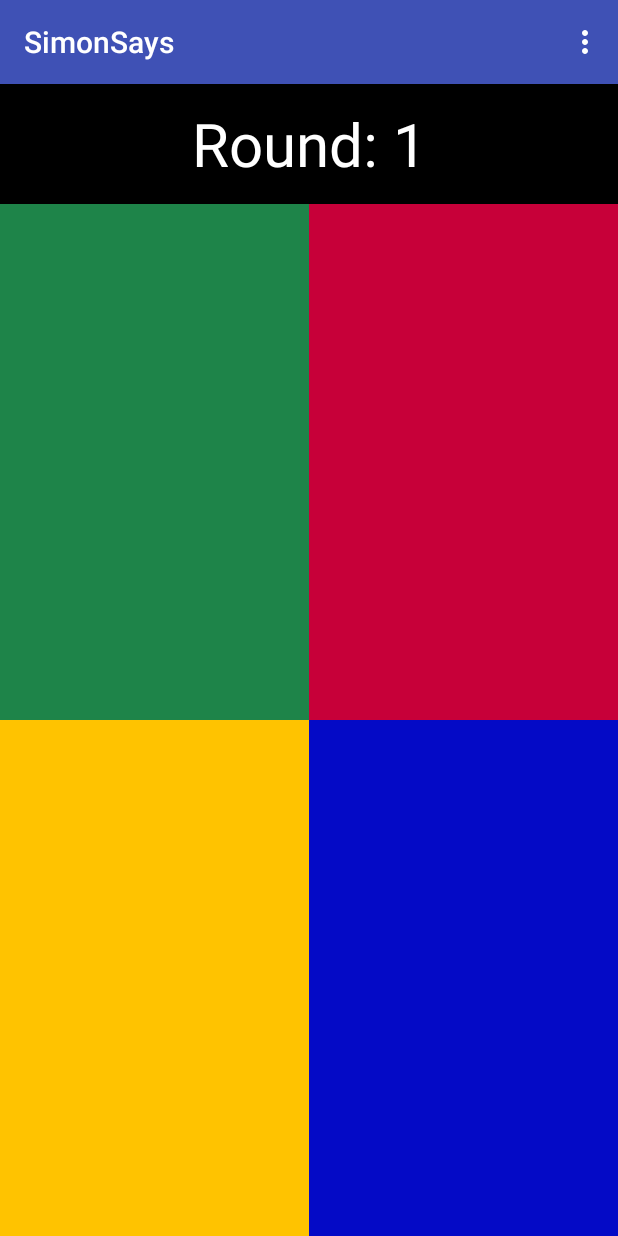
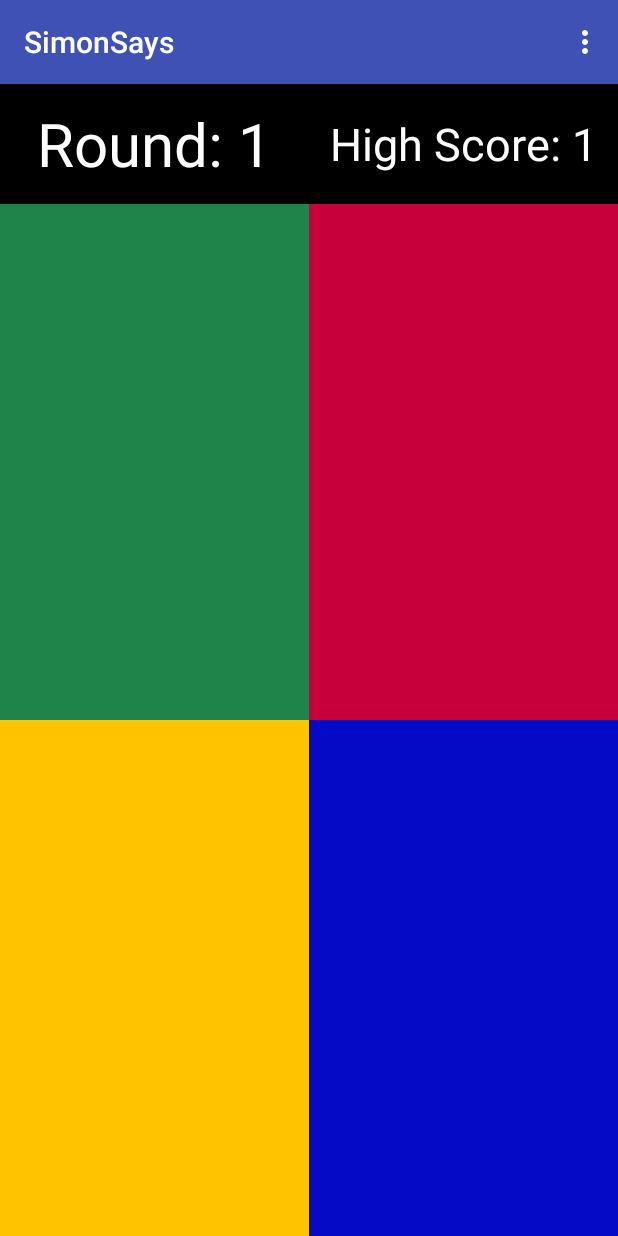
Before and after one commit to CurrentlyJordan/Simon-Says, an Android app: the screen it shows after launch (MainActivity), on a phone screen of 412 x 824 dp. Run offline under Robolectric (Android 15) with nearby library versions, the phone set to English and light mode, and no system bars.

Commit message:
WTF error

```diff
--- a/app/src/main/java/nyc/c4q/jordansmith/simonsays/MainActivity.java
+++ b/app/src/main/java/nyc/c4q/jordansmith/simonsays/MainActivity.java
@@ -1,5 +1,7 @@
 package nyc.c4q.jordansmith.simonsays;
 
+import android.content.Context;
+import android.content.SharedPreferences;
 import android.media.MediaPlayer;
 import android.os.Bundle;
 import android.os.Handler;
@@ -33,6 +35,7 @@ public class MainActivity extends AppCompatActivity {
     Button greenButton;
     Button yellowButton;
     TextView roundTextView;
+    TextView HiScoreTextView;
     private MediaPlayer mpR;
     private MediaPlayer mpG;
     private MediaPlayer mpY;
@@ -41,6 +44,8 @@ public class MainActivity extends AppCompatActivity {
     ArrayList<Integer> playerArray = new ArrayList<>();
     ArrayList<Integer> simonArray = new ArrayList<>();
     int round = 0;
+    int highScore;
+    SharedPreferences.Editor editor;
 
 
     @Override
@@ -53,6 +58,12 @@ public class MainActivity extends AppCompatActivity {
         greenButton = (Button) findViewById(R.id.greenButton);
         yellowButton = (Button) findViewById(R.id.yellowButton);
         roundTextView = (TextView) findViewById(R.id.score_board);
+        HiScoreTextView = (TextView) findViewById(R.id.Hiscore_board);
+        SharedPreferences prefs = this.getSharedPreferences("myPrefsKey", Context.MODE_PRIVATE);
+        editor = prefs.edit();
+        highScore = prefs.getInt("key", 0);
+        String scoreText = "High Score: " + highScore;
+        HiScoreTextView.setText(scoreText);
         mpG = MediaPlayer.create(getApplicationContext(), R.raw.green);
         mpR = MediaPlayer.create(getApplicationContext(), R.raw.red);
         mpY = MediaPlayer.create(getApplicationContext(), R.raw.yellow);
@@ -150,6 +161,15 @@ public class MainActivity extends AppCompatActivity {
         super.onPause();
     }
 
+    @Override
+    protected void onStop() {
+        super.onStop();
+        super.onStop();
+        editor.putInt("key", highScore);
+        editor.apply();
+
+    }
+
 
 
 
@@ -186,9 +206,6 @@ public class MainActivity extends AppCompatActivity {
                 Toast.makeText(this, "Good Luck", Toast.LENGTH_LONG).show();
                 restartGame();
                 break;
-            case R.id.score_board:
-                Toast.makeText(this, "High Score is ", Toast.LENGTH_LONG).show();
-            break;
 
         }
         return super.onOptionsItemSelected(item);
@@ -306,6 +323,11 @@ public class MainActivity extends AppCompatActivity {
         round++;
         String roundMessage = "Round: " + round;
         roundTextView.setText(roundMessage);
+        if (round > highScore) {
+            highScore = round;
+        }
+        String highScoreString = "High Score: " + highScore;
+        HiScoreTextView.setText(highScoreString);
         simonArrayAdder();
         new Handler().postDelayed(new Runnable() {
             @Override
--- a/app/src/main/res/layout/activity_main.xml
+++ b/app/src/main/res/layout/activity_main.xml
@@ -7,58 +7,73 @@
     android:orientation="vertical"
     tools:context="nyc.c4q.jordansmith.simonsays.MainActivity">
 
-    <TextView
-        android:id="@+id/score_board"
-        android:layout_width="match_parent"
-        android:layout_height="80dp"
-        android:text="Round:1"
-        android:textSize="40sp"
-        android:gravity="center"
-        android:background="#000000"
-        android:textColor="#FFFFFF"
-        />
-
     <LinearLayout
         android:layout_width="match_parent"
-        android:layout_height="match_parent"
-        android:orientation="horizontal"
-        android:layout_weight="1">
+        android:layout_height="80dp">
 
-        <Button
+        <TextView
+            android:id="@+id/score_board"
             android:layout_width="match_parent"
             android:layout_height="match_parent"
             android:layout_weight="1"
-            android:background="@color/simonGreen"
-            android:id="@+id/greenButton" />
+            android:background="#000000"
+            android:text="Round:1"
+            android:textColor="#FFFFFF"
+            android:textSize="40sp"
+            android:gravity="center"/>
 
-        <Button
+        <TextView
+            android:id="@+id/Hiscore_board"
             android:layout_width="match_parent"
             android:layout_height="match_parent"
             android:layout_weight="1"
-            android:background="@color/simonRed"
-            android:id="@+id/redButton" />
+            android:background="#000000"
+            android:text="High Score: 0"
+            android:textColor="#FFFFFF"
+            android:textSize="30sp"
+            android:gravity="center"/>
     </LinearLayout>
 
     <LinearLayout
         android:layout_width="match_parent"
         android:layout_height="match_parent"
-        android:orientation="horizontal"
-        android:layout_weight="1">
+        android:layout_weight="1"
+        android:orientation="horizontal">
 
         <Button
+            android:id="@+id/greenButton"
             android:layout_width="match_parent"
             android:layout_height="match_parent"
             android:layout_weight="1"
-            android:background="@color/simonYellow"
-            android:id="@+id/yellowButton"
-            />
+            android:background="@color/simonGreen" />
 
         <Button
+            android:id="@+id/redButton"
             android:layout_width="match_parent"
             android:layout_height="match_parent"
             android:layout_weight="1"
-            android:background="@color/simonBlue"
-            android:id="@+id/blueButton" />
+            android:background="@color/simonRed" />
+    </LinearLayout>
+
+    <LinearLayout
+        android:layout_width="match_parent"
+        android:layout_height="match_parent"
+        android:layout_weight="1"
+        android:orientation="horizontal">
+
+        <Button
+            android:id="@+id/yellowButton"
+            android:layout_width="match_parent"
+            android:layout_height="match_parent"
+            android:layout_weight="1"
+            android:background="@color/simonYellow" />
+
+        <Button
+            android:id="@+id/blueButton"
+            android:layout_width="match_parent"
+            android:layout_height="match_parent"
+            android:layout_weight="1"
+            android:background="@color/simonBlue" />
     </LinearLayout>
 
 </LinearLayout>
--- a/app/src/main/res/menu/main.xml
+++ b/app/src/main/res/menu/main.xml
@@ -10,9 +10,7 @@
         android:title="@string/restart_game"
         android:icon="@android:drawable/arrow_up_float"/>
 
-    <item android:id="@+id/save_score"
-        android:title="@string/show_score"
-        android:icon="@android:drawable/arrow_up_float"/>
+
 
 
 
```
